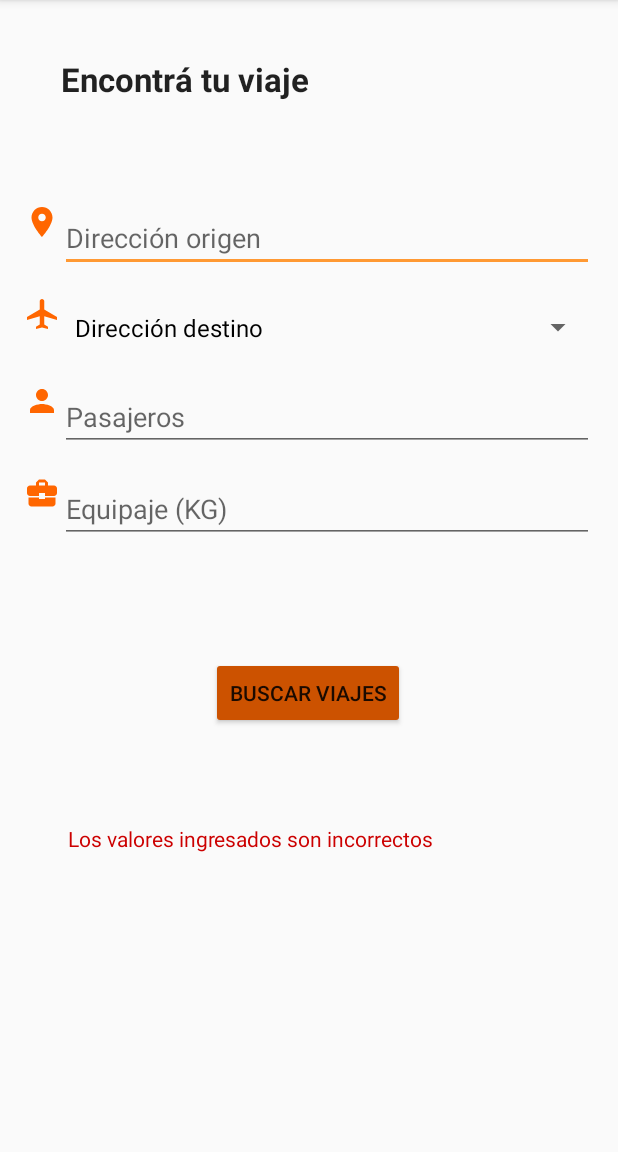
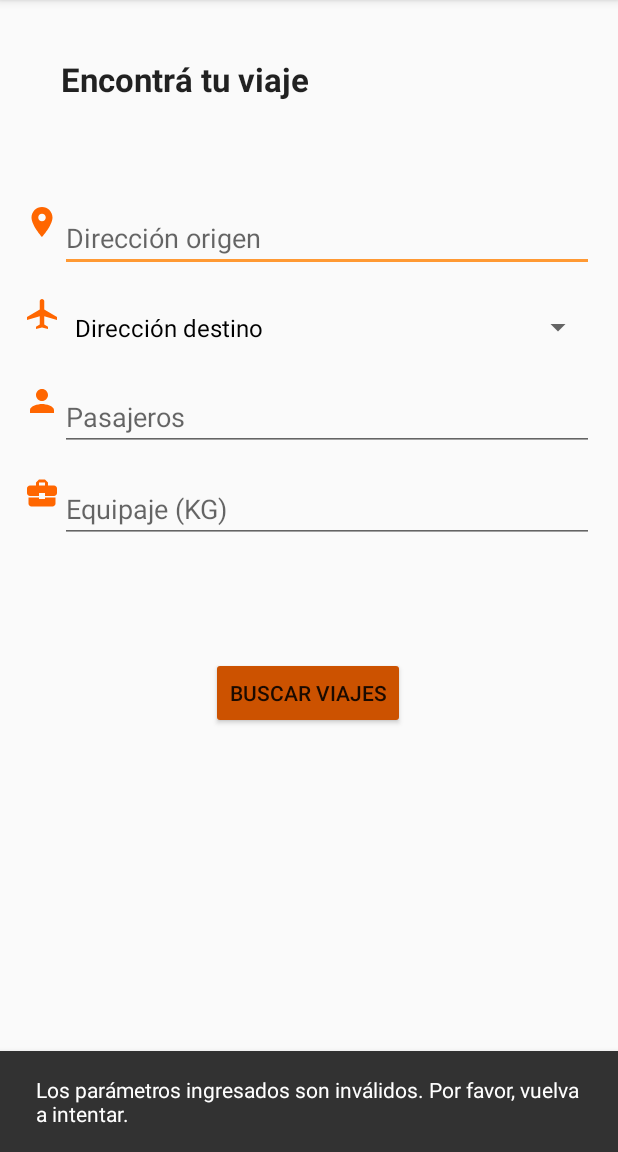
Before and after one commit to juanmartinez-19/vaa, an Android app built with Jetpack Compose: the screen it shows after launch (HomeActivity), after a tap on "BUSCAR VIAJES", on a phone screen of 412 x 824 dp, the part 84-1236 px from its top. Run offline under Robolectric (Android 15) with nearby library versions, the phone set to English and light mode, and no system bars.

Commit message:
Navegación y actualización de los errores

```diff
--- a/app/build.gradle
+++ b/app/build.gradle
@@ -1,6 +1,8 @@
 plugins {
     id 'com.android.application'
     id 'org.jetbrains.kotlin.android'
+    id 'androidx.navigation.safeargs.kotlin'
+    id 'kotlin-parcelize'
 }
 
 android {
@@ -37,7 +39,7 @@ android {
         compose true
     }
     composeOptions {
-        kotlinCompilerExtensionVersion '1.4.3'
+        kotlinCompilerExtensionVersion '1.5.2'
     }
     packaging {
         resources {
@@ -47,6 +49,7 @@ android {
 }
 
 dependencies {
+    implementation 'com.google.android.material:material:1.12.0'
     implementation 'com.github.bumptech.glide:glide:4.16.0'
     annotationProcessor 'com.github.bumptech.glide:compiler:4.15.1'
     implementation 'com.google.firebase:firebase-storage:21.0.0'
--- a/app/src/main/java/com/example/vanalaeropuerto/fragments/HomeFragment.kt
+++ b/app/src/main/java/com/example/vanalaeropuerto/fragments/HomeFragment.kt
@@ -1,5 +1,6 @@
 package com.example.vanalaeropuerto.fragments
 
+import android.annotation.SuppressLint
 import androidx.lifecycle.ViewModelProvider
 import android.os.Bundle
 import android.util.Log
@@ -20,20 +21,20 @@ import androidx.navigation.fragment.findNavController
 import com.example.vanalaeropuerto.R
 import com.example.vanalaeropuerto.data.ViewState
 import com.example.vanalaeropuerto.viewmodels.HomeViewModel
+import com.google.android.material.snackbar.Snackbar
 
 class HomeFragment : Fragment() {
 
     //Pantalla
     private lateinit var v : View
     private lateinit var etDireccionOrigen : EditText
-    private lateinit var etDireccionDestino : Spinner
+    private lateinit var spDireccionDestino : Spinner
     private lateinit var etPasajeros : EditText
     private lateinit var etEquipaje : EditText
     private lateinit var btnBuscar : Button
     private var direccionDestino: String=""
     //State
     private lateinit var progressBar : ProgressBar
-    private lateinit var textViewError : TextView
     private lateinit var textViewTitle : TextView
 
     companion object {
@@ -49,13 +50,12 @@ class HomeFragment : Fragment() {
         v= inflater.inflate(R.layout.fragment_home, container, false)
 
         etDireccionOrigen = v.findViewById(R.id.etDireccionOrigen)
-        etDireccionDestino = v.findViewById(R.id.etDireccionDestino)
+        spDireccionDestino = v.findViewById(R.id.spDireccionDestino)
         etPasajeros = v.findViewById(R.id.etPasajeros)
         etEquipaje = v.findViewById(R.id.etEquipaje)
         btnBuscar = v.findViewById(R.id.btnBuscar)
         progressBar = v.findViewById(R.id.progressBarLoading)
         textViewTitle = v.findViewById(R.id.tvTitle)
-        textViewError = v.findViewById(R.id.tvError)
 
         val opcionesDestino = listOf("Dirección destino", "Buenos Aires Aeroparque, Argentina (AEP)", "Buenos Aires Ezeiza, Argentina (EZE)")
 
@@ -76,7 +76,7 @@ class HomeFragment : Fragment() {
             }
         }
 
-        etDireccionDestino.adapter = adapter
+        spDireccionDestino.adapter = adapter
 
         return v
     }
@@ -87,11 +87,13 @@ class HomeFragment : Fragment() {
 
 
         btnBuscar.setOnClickListener {
+
             val direccionOrigen = etDireccionOrigen.text?.toString()
 
-            etDireccionDestino.onItemSelectedListener = object : AdapterView.OnItemSelectedListener {
+            spDireccionDestino.onItemSelectedListener = object : AdapterView.OnItemSelectedListener {
                 override fun onItemSelected(parent: AdapterView<*>, view: View, position: Int, id: Long) {
                     if (position == 0) {
+                        Snackbar.make(view, "Seleccione una dirección válida", Snackbar.LENGTH_SHORT).show()
                         return
                     }
                     val selectedOption = parent.getItemAtPosition(position).toString()
@@ -101,7 +103,6 @@ class HomeFragment : Fragment() {
 
                 }
             }
-
 
             val equipajeString = etEquipaje.text?.toString()
             val equipaje = if (!equipajeString.isNullOrBlank()) {
@@ -116,72 +117,78 @@ class HomeFragment : Fragment() {
             } else {
                 0
             }
-
-
+            println("holaholahola ${direccionDestino} aaa")
             viewModel.validarDatos(direccionOrigen, direccionDestino, equipaje, pasajeros)
             this.observeState()
         }
     }
 
-    private fun navigate(){
-        //val action = HomeFragmentDirections.actionHomeFragmentToFragment()
-        //findNavController().navigate(action)
-    }
-
-    private fun observeState() {
+    private fun observeState () {
         viewModel.viewState.observe(viewLifecycleOwner, Observer { viewState ->
             when (viewState) {
                 is ViewState.Loading -> {
                     this.showLoading()
+                    println("culo1")
                 }
                 is ViewState.Failure -> {
                     this.showError()
+                    println("culo2")
                 }
                 is ViewState.Idle -> {
+                    println("culo3")
                     this.hideLoading()
-                    this.navigate()
+                   try {
+                        if (findNavController().currentDestination?.id == R.id.homeFragment) {
+                            val action = HomeFragmentDirections.actionHomeFragmentToVehiculosFragment()
+                            findNavController().navigate(action)
+                        }
+                    } catch (e: IllegalArgumentException) {
+                        Log.e("HomeFragment", "Navigation action failed: ${e.message}")
+                    }
+
                 }
                 is ViewState.Empty ->{
+                    println("culo4")
                     this.showEmpty()
                 }
-                is ViewState.InvalidParameters ->{
+                is ViewState.InvalidParameters -> {
+                    println("culo5")
                     this.showInvalidParameters()
                 }
                 else ->{
+                    println("culo6")
                     this.showError()
-            }
+                }
             }
         })
     }
+
     private fun showEmpty() {
         progressBar.visibility = View.GONE
-        textViewError.visibility = View.VISIBLE
+        Snackbar.make(v, "Seleccione una dirección válida", Snackbar.LENGTH_SHORT).show()
         textViewTitle.visibility = View.VISIBLE
     }
 
     private fun showLoading() {
         progressBar.visibility = View.VISIBLE
-        textViewError.visibility = View.GONE
         textViewTitle.visibility = View.VISIBLE
     }
 
     private fun hideLoading() {
         progressBar.visibility = View.GONE
-        textViewError.visibility = View.GONE
         textViewTitle.visibility = View.VISIBLE
     }
 
     private fun showError() {
         progressBar.visibility = View.GONE
-        textViewError.visibility = View.VISIBLE
-        textViewError.text = "Ha ocurrido un error"
+        Snackbar.make(v, getString(R.string.ha_ocurrido_un_error), Snackbar.LENGTH_SHORT).show()
         textViewTitle.visibility = View.VISIBLE
     }
 
     private fun showInvalidParameters() {
+
         progressBar.visibility = View.GONE
-        textViewError.visibility = View.VISIBLE
-        textViewError.text = "Los valores ingresados son incorrectos"
+        Snackbar.make(v, getString(R.string.invalid_parameters), Snackbar.LENGTH_SHORT).show()
         textViewTitle.visibility = View.VISIBLE
     }
 
--- a/app/src/main/java/com/example/vanalaeropuerto/viewmodels/HomeViewModel.kt
+++ b/app/src/main/java/com/example/vanalaeropuerto/viewmodels/HomeViewModel.kt
@@ -1,5 +1,6 @@
 package com.example.vanalaeropuerto.viewmodels
 
+import android.util.Log
 import androidx.lifecycle.LiveData
 import androidx.lifecycle.MutableLiveData
 import androidx.lifecycle.ViewModel
@@ -13,37 +14,39 @@ class HomeViewModel : ViewModel() {
     init {
         _viewState.value = ViewState.Idle
     }
-    fun validarDatos (direccionOrigen: String?, direccionDestino: String?,equipaje: Int?, pasajeros: Int?) {
+    fun validarDatos(direccionOrigen: String?, direccionDestino: String?, equipaje: Int?, pasajeros: Int?) {
         _viewState.value = ViewState.Loading
 
-       if (equipaje == null) {
+        val errores = mutableListOf<String>()
+
+        if (equipaje == null) {
+            errores.add("Equipaje no puede ser nulo")
+        } else if (equipaje <= 0 || equipaje > 100) {
+            errores.add("Equipaje debe estar entre 1 y 100 kg")
+        }
+
+        if (pasajeros == null) {
+            errores.add("Pasajeros no puede ser nulo")
+        } else if (pasajeros <= 0 || pasajeros > 10) {
+            errores.add("Número de pasajeros debe estar entre 1 y 10")
+        }
+
+        if (direccionOrigen.isNullOrBlank()) {
+            errores.add("Dirección de origen no puede estar vacía")
+        }
+
+        if (direccionDestino.isNullOrBlank()) {
+            errores.add("Dirección de destino no puede estar vacía")
+        }
+
+        if (errores.isNotEmpty()) {
             _viewState.value = ViewState.InvalidParameters
-       } else
-       if (pasajeros == null) {
-            _viewState.value = ViewState.InvalidParameters
-       } else
-       if (direccionOrigen.isNullOrBlank()) {
-            _viewState.value = ViewState.InvalidParameters
-       } else
-       if (direccionDestino.isNullOrBlank()) {
-             _viewState.value = ViewState.InvalidParameters
-       } else
-       if (equipaje <= 0) {
-            _viewState.value = ViewState.InvalidParameters
-       } else
-       if (equipaje > 100) {
-            _viewState.value = ViewState.InvalidParameters
-       } else
-       if (pasajeros <= 0) {
-            _viewState.value = ViewState.InvalidParameters
-       } else
-       if (pasajeros > 10) {
-            _viewState.value = ViewState.InvalidParameters
-       } else
-       {
+            Log.e("ValidarDatos", "Errores: ${errores.joinToString(", ")}")
+        } else {
             _viewState.value = ViewState.Idle
-       }
+        }
     }
 
 
+
 }
--- a/app/src/main/res/layout/fragment_home.xml
+++ b/app/src/main/res/layout/fragment_home.xml
@@ -58,7 +58,7 @@
             android:contentDescription="Dirección Destino" />
 
         <Spinner
-            android:id="@+id/etDireccionDestino"
+            android:id="@+id/spDireccionDestino"
             android:layout_width="0dp"
             android:layout_height="wrap_content"
             android:layout_weight="1"
@@ -142,7 +142,7 @@
         style="?android:attr/progressBarStyle"
         android:layout_width="wrap_content"
         android:layout_height="wrap_content"
-        android:visibility="invisible"
+        android:visibility="gone"
         app:layout_constraintBottom_toBottomOf="parent"
         app:layout_constraintEnd_toEndOf="parent"
         app:layout_constraintHorizontal_bias="0.498"
@@ -167,20 +167,5 @@
         app:layout_constraintStart_toStartOf="parent"
         app:layout_constraintTop_toTopOf="parent" />
 
-    <TextView
-        android:id="@+id/tvError"
-        android:layout_width="321dp"
-        android:layout_height="34dp"
-        android:layout_marginStart="104dp"
-        android:layout_marginTop="58dp"
-        android:layout_marginEnd="104dp"
-        android:layout_marginBottom="179dp"
-        android:text="Ha ocurrido un error"
-        android:textColor="@android:color/holo_red_dark"
-        android:visibility="invisible"
-        app:layout_constraintBottom_toBottomOf="parent"
-        app:layout_constraintEnd_toEndOf="parent"
-        app:layout_constraintStart_toStartOf="parent"
-        app:layout_constraintTop_toBottomOf="@+id/btnBuscar" />
 
 </androidx.constraintlayout.widget.ConstraintLayout>
--- a/app/src/main/res/navigation/main_navgraph.xml
+++ b/app/src/main/res/navigation/main_navgraph.xml
@@ -9,5 +9,14 @@
         android:id="@+id/homeFragment"
         android:name="com.example.vanalaeropuerto.fragments.HomeFragment"
         android:label="fragment_home"
-        tools:layout="@layout/fragment_home" />
+        tools:layout="@layout/fragment_home" >
+        <action
+            android:id="@+id/actionHomeFragmentToVehiculosFragment"
+            app:destination="@id/vehiculosFragment" />
+    </fragment>
+    <fragment
+        android:id="@+id/vehiculosFragment"
+        android:name="com.example.vanalaeropuerto.fragments.VehiculosFragment"
+        android:label="fragment_vehiculos"
+        tools:layout="@layout/fragment_vehiculos" />
 </navigation>
--- a/app/src/main/res/values/strings.xml
+++ b/app/src/main/res/values/strings.xml
@@ -3,4 +3,6 @@
     <string name="buscar_viajes">Buscar viajes</string>
     <string name="encontr_tu_viaje">Encontrá tu viaje</string>
     <string name="direcci_n_destino">Dirección destino</string>
+    <string name="ha_ocurrido_un_error">Ha ocurrido un error</string>
+    <string name="invalid_parameters">Los parámetros ingresados son inválidos. Por favor, vuelva a intentar.</string>
 </resources>
--- a/build.gradle
+++ b/build.gradle
@@ -6,9 +6,9 @@ buildscript {
         maven { url 'https://jitpack.io' }
     }
     dependencies {
-        classpath ('com.android.tools.build:gradle:8.0.0')
-        classpath ('androidx.navigation:navigation-safe-args-gradle-plugin:2.5.3')
-        classpath ('com.google.gms:google-services:4.3.15')
+        classpath ('com.android.tools.build:gradle:8.0.2')
+        classpath ('androidx.navigation:navigation-safe-args-gradle-plugin:2.7.7')
+        classpath ('com.google.gms:google-services:4.4.2')
 
     }
 }
```
Also changed, not shown: app/src/main/java/com/example/vanalaeropuerto/fragments/VehiculosFragment.kt (added, +33 -0 lines), app/src/main/java/com/example/vanalaeropuerto/viewmodels/VehiculosViewModel.kt (added, +7 -0 lines), app/src/main/res/layout/fragment_vehiculos.xml (added, +16 -0 lines).
